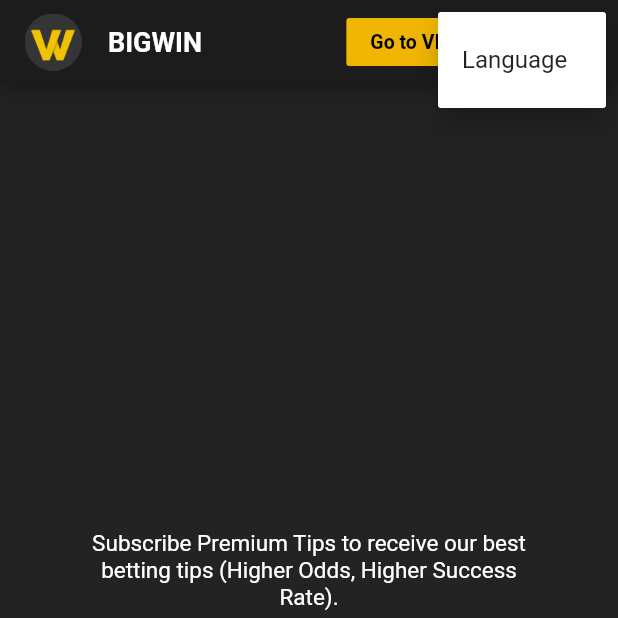
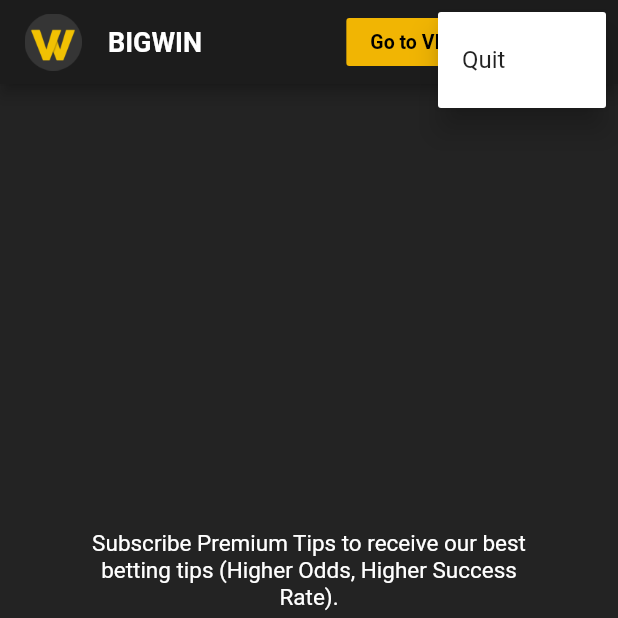
Before and after one commit to kevin-it237/bigwin, a Flutter app: the screen it shows after launch, after a tap on the "more vert" icon, on a phone screen of 412 x 824 dp, the top half of it. Run offline on Flutter 3.47's test engine with Material 2 defaults, Android fonts, the phone set to English and light mode, and no system bars; drawn by our look-alikes of bottom_navy_bar; our stand-ins replace firebase_messaging, flutter_icons, flutter_redux, flutter_svg, pull_to_refresh, redux and 3 more; missing offline and left inert: loading, rate_my_app; accounts and stored records are empty; network calls fail; Roboto replaces fonts that are missing (Raleway).

Commit message:
Add quit button on the menu

```diff
--- a/lib/redux/middleware.dart
+++ b/lib/redux/middleware.dart
@@ -22,7 +22,7 @@ Middleware<AppState> _doFetchTodatMiddleware() {
 
     if (action is StartFetchTodayTips) {
       try {
-        String url = "http://betwin.isjetokoss.xyz/api/v1/pronostics?tip=free";
+        String url = Utilities.ROOT_URL + "/api/v1/pronostics?tip=free";
         getTips(url).then((response) {
           List<Event> allEvents = Utilities.makeEvents(response);
           store.dispatch(GetTodayTips(results: allEvents));
@@ -43,7 +43,7 @@ Middleware<AppState> _doFetchComboMiddleware() {
     next(action);
 
     if (action is StartFetchComboTips) {
-      String url = "http://betwin.isjetokoss.xyz/api/v1/pronostics?tip=combo";
+      String url = Utilities.ROOT_URL + "/api/v1/pronostics?tip=combo";
       try {
         getTips(url).then((response) {
           List<Event> allEvents = Utilities.makeEvents(response);
@@ -64,7 +64,7 @@ Middleware<AppState> _doFetchOldMiddleware() {
     next(action);
 
     if (action is StartFetchOldTips) {
-      String url = "http://betwin.isjetokoss.xyz/api/v1/pronostics?tip=old";
+      String url = Utilities.ROOT_URL + "/api/v1/pronostics?tip=old";
       try {
         getTips(url).then((response) {
           List<Event> allEvents = Utilities.makeEvents(response);
@@ -86,7 +86,7 @@ Middleware<AppState> _doFetchPremiumMiddleware() {
 
     if (action is StartFetchPremiumTips) {
       try {
-        String url = "http://betwin.isjetokoss.xyz/api/v1/pronostics?tip=premium";
+        String url = Utilities.ROOT_URL + "/api/v1/pronostics?tip=premium";
         getPremiumTips(url).then((response) {
           List<Event> allEvents = Utilities.makeEvents(response);
           store.dispatch(GetPremiumTips(results: allEvents));
@@ -107,7 +107,7 @@ Middleware<AppState> _doFetchPackagesMiddleware() {
 
     if (action is StartFetchPackages) {
       try {
-        String url = "http://betwin.isjetokoss.xyz/api/v1/plans";
+        String url = Utilities.ROOT_URL + "/api/v1/plans";
         getPackages(url).then((response) {
           List<Package> allPackages = Utilities.makePackages(response);
           store.dispatch(GetPackages(results: allPackages));
--- a/lib/ui/home.dart
+++ b/lib/ui/home.dart
@@ -10,6 +10,7 @@ import '../redux/app_state.dart';
 import '../ui/utilities/apiCall.dart';
 import '../ui/utilities/utilities.dart';
 import 'dart:convert';
+import 'dart:io';
 
 //Import Screens
 import './screens/today_tips.dart';
@@ -30,7 +31,7 @@ class Home extends StatefulWidget {
 
 // Menu Items
 const List<Choice> choicesNonConnected = const <Choice>[
-  const Choice(title: 'Language', icon: Icons.directions_car),
+  const Choice(title: 'Quit', icon: Icons.directions_car),
 ];
 
 // Menu Items for connected user
@@ -39,6 +40,7 @@ const List<Choice> choicesConnected = const <Choice>[
   const Choice(title: 'Payment History', icon: Icons.directions_bike),
   //const Choice(title: 'Language', icon: Icons.directions_car),
   const Choice(title: 'Logout', icon: Icons.directions_bike),
+  const Choice(title: 'Quit', icon: Icons.directions_car),
 ];
 
 class _HomeState extends State<Home> with SingleTickerProviderStateMixin {
@@ -105,8 +107,8 @@ class _HomeState extends State<Home> with SingleTickerProviderStateMixin {
         _logout(store.state.accessToken);
       } else if(choice.title == "Account Infos") {
         Navigator.of(context).pushNamed("/profile");
-      } else if(choice.title == "Language") {
-
+      } else if(choice.title == "Quit") {
+        exit(0);
       } else if(choice.title == "Payment History") {
         Navigator.of(context).pushNamed("/payment_history");
       }
@@ -208,7 +210,16 @@ class _HomeState extends State<Home> with SingleTickerProviderStateMixin {
             color: Color.fromRGBO(19, 213, 45, 1));
     }
     if(accessToken != "" && isVipUser) {
-      return IconButton(icon: Icon(Icons.star, size: 25, color: Theme.of(context).buttonColor,), onPressed: null, );
+      return Container(
+        padding: EdgeInsets.symmetric(horizontal: 8),
+        color: Theme.of(context).buttonColor,
+        child: Row(
+          children: <Widget>[
+            Icon(Icons.star, color: Colors.white, size: 18,),
+            Text("VIP", style: TextStyle(fontSize: 13.0, color: Colors.white, fontWeight: FontWeight.w600),),
+          ],
+        ),
+      );
     }
     return FlatButton(
             onPressed: () => _pushToLogin(context),
--- a/lib/ui/utilities/payment.dart
+++ b/lib/ui/utilities/payment.dart
@@ -1,11 +1,12 @@
 import 'package:http/http.dart' as http;
 import 'package:bigwin/redux/store.dart';
+import 'utilities.dart';
 
 class Payment {
 
   // Handle payment with stripe
   static Future<http.Response> payWithStripe(String cardNumber, String cardExpMonth, String cardExpYear, String cardCvc, int userId, int planId) async {
-    String url = "http://betwin.isjetokoss.xyz/api/v1/stripe/subscribe";
+    String url = Utilities.ROOT_URL + "/api/v1/stripe/subscribe";
     String accessToken = store.state.accessToken;
     var response = await http.post(url, headers: {"X-Requested-With": "XMLHttpRequest", "Authorization": "Bearer $accessToken"}, body: {
       "card_number": cardNumber,
```
Also changed, not shown: lib/ui/components/auth/login.dart (+6 -3 lines), lib/ui/components/auth/signup.dart (+6 -3 lines), lib/ui/components/payment/payment_history.dart (+9 -12 lines), lib/ui/utilities/apiCall.dart (+30 -2 lines), lib/ui/utilities/utilities.dart (+5 -27 lines).
